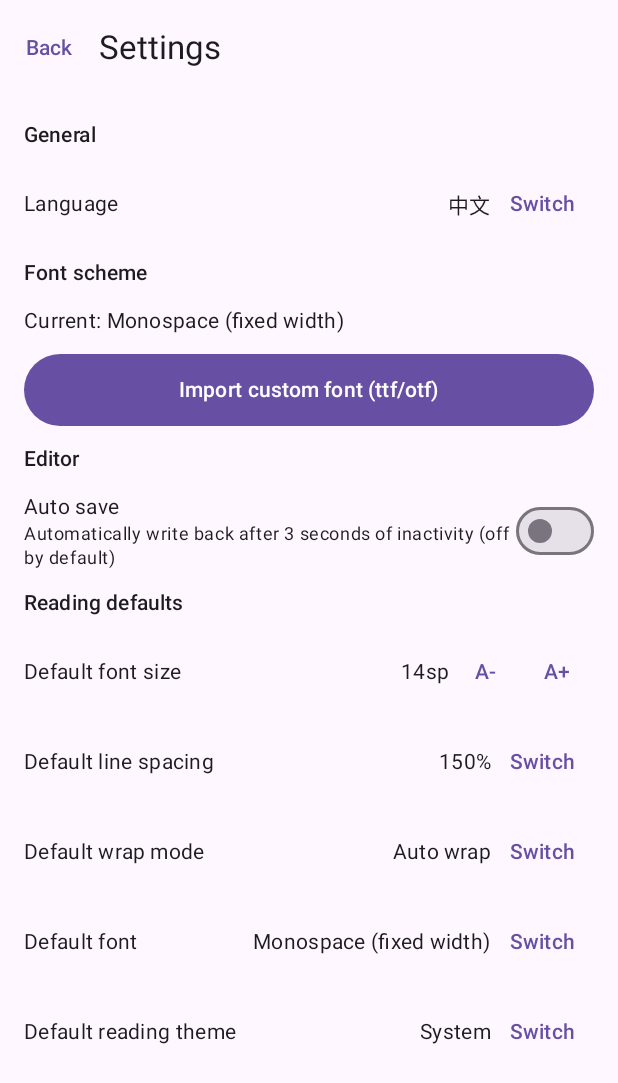
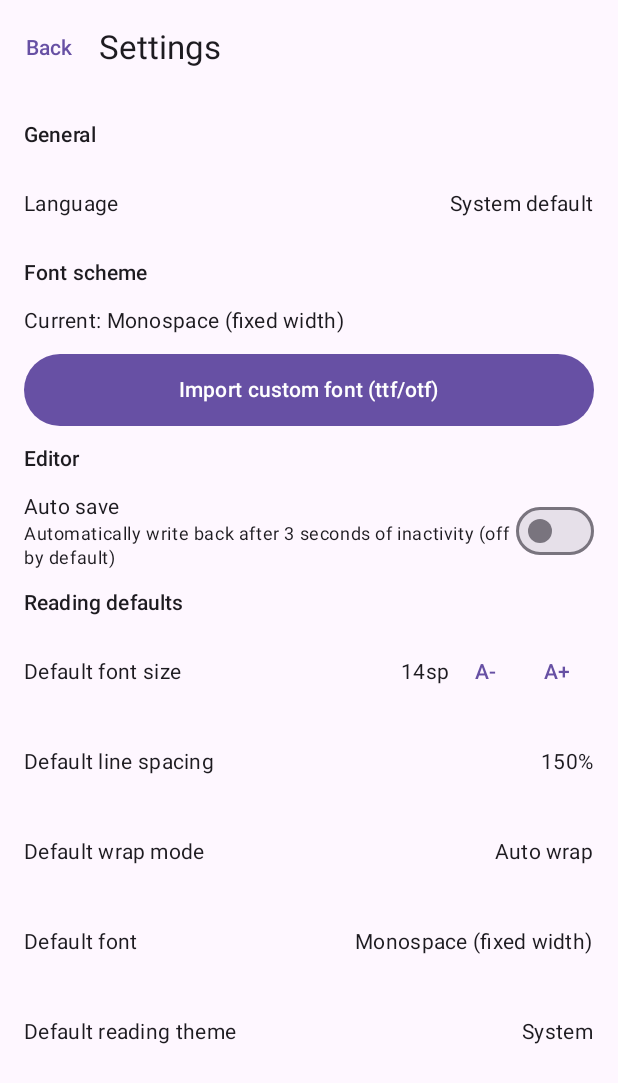
Before and after one commit to qingfengmidian/sample-note, an Android app built with Jetpack Compose: the SettingsScreen screen opened through its navigation route, after a tap on "A-", on a phone screen of 412 x 824 dp. Shown: the top 1083 px of the screen. Run offline under Robolectric (Android 15) with nearby library versions, the phone set to English and light mode, and no system bars; our stand-ins replace Room's generated code; 1 other tap on this screen came first.

Commit message:
feat: M17 设置项选项列表交互 + 语言确认重启（OpenCode 实现 + Kimi 审查处置，单测 281/0/1skip）
- OptionPickerRow 单选对话框替代 CycleSettingRow 循环（五行）；语言选定→确认框→先落库再重建
- 删 CycleSettingRow/next*/LocaleSwitcher.next 死代码；三新字符串键中英同键
- SettingsRepository DataStore 按 applicationContext 缓存（消除 Robolectric 用例串数据，生产语义等价）
- 审查处置：核实 assertExists 单匹配后保留模态隔离语义；移除行值待确认档显示；测试断言强化
- 审查记录 docs/collab/reviews/m17-review.md；红→绿过程：3639091（8 红 2 绿）→ 本提交（281/0/1skip）

```diff
--- a/app/src/main/java/com/sample/docreader/core/settings/SettingsRepository.kt
+++ b/app/src/main/java/com/sample/docreader/core/settings/SettingsRepository.kt
@@ -2,12 +2,13 @@ package com.sample.docreader.core.settings
 
 import android.content.Context
 import androidx.datastore.core.DataStore
+import androidx.datastore.preferences.core.PreferenceDataStoreFactory
 import androidx.datastore.preferences.core.Preferences
 import androidx.datastore.preferences.core.booleanPreferencesKey
 import androidx.datastore.preferences.core.edit
 import androidx.datastore.preferences.core.intPreferencesKey
 import androidx.datastore.preferences.core.stringPreferencesKey
-import androidx.datastore.preferences.preferencesDataStore
+import androidx.datastore.preferences.preferencesDataStoreFile
 import com.sample.docreader.core.model.AppLanguage
 import com.sample.docreader.core.model.ReaderFont
 import com.sample.docreader.core.model.ReadingSettings
@@ -16,7 +17,21 @@ import com.sample.docreader.core.model.WrapMode
 import kotlinx.coroutines.flow.Flow
 import kotlinx.coroutines.flow.map
 
-private val Context.settingsDataStore: DataStore<Preferences> by preferencesDataStore(name = "settings")
+/**
+ * DataStore 实例按 `applicationContext` 缓存（M17 由单例委托改造）：同一进程内每应用一份，
+ * 生产语义不变；Robolectric 每个测试方法会重建 Application，故各方法获得独立实例与独立文件，
+ * 避免 settings 数据跨用例串文件（TC-UI-19/17 需要「默认值」类用例独立）。
+ */
+private val settingsDataStores = java.util.WeakHashMap<Context, DataStore<Preferences>>()
+
+private fun Context.settingsDataStore(): DataStore<Preferences> =
+    synchronized(settingsDataStores) {
+        settingsDataStores.getOrPut(applicationContext) {
+            PreferenceDataStoreFactory.create(
+                produceFile = { applicationContext.preferencesDataStoreFile("settings") }
+            )
+        }
+    }
 
 /**
  * 全局阅读/显示设置仓库（DataStore Preferences）。
@@ -27,7 +42,7 @@ private val Context.settingsDataStore: DataStore<Preferences> by preferencesData
 class SettingsRepository(
     private val dataStore: DataStore<Preferences>
 ) {
-    constructor(context: Context) : this(context.settingsDataStore)
+    constructor(context: Context) : this(context.settingsDataStore())
 
     private object Keys {
         val FONT_SIZE_SP = intPreferencesKey("font_size_sp")
--- a/app/src/main/java/com/sample/docreader/ui/SettingsScreen.kt
+++ b/app/src/main/java/com/sample/docreader/ui/SettingsScreen.kt
@@ -4,6 +4,7 @@ import android.app.Activity
 import android.graphics.Typeface
 import androidx.activity.compose.rememberLauncherForActivityResult
 import androidx.activity.result.contract.ActivityResultContracts
+import androidx.compose.foundation.clickable
 import androidx.compose.foundation.layout.Arrangement
 import androidx.compose.foundation.layout.Column
 import androidx.compose.foundation.layout.Row
@@ -12,10 +13,13 @@ import androidx.compose.foundation.layout.fillMaxSize
 import androidx.compose.foundation.layout.fillMaxWidth
 import androidx.compose.foundation.layout.padding
 import androidx.compose.foundation.rememberScrollState
+import androidx.compose.foundation.selection.selectable
 import androidx.compose.foundation.verticalScroll
+import androidx.compose.material3.AlertDialog
 import androidx.compose.material3.Button
 import androidx.compose.material3.ExperimentalMaterial3Api
 import androidx.compose.material3.MaterialTheme
+import androidx.compose.material3.RadioButton
 import androidx.compose.material3.Scaffold
 import androidx.compose.material3.Switch
 import androidx.compose.material3.Text
@@ -31,6 +35,7 @@ import androidx.compose.ui.Alignment
 import androidx.compose.ui.Modifier
 import androidx.compose.ui.platform.LocalContext
 import androidx.compose.ui.res.stringResource
+import androidx.compose.ui.semantics.clearAndSetSemantics
 import androidx.compose.ui.semantics.contentDescription
 import androidx.compose.ui.semantics.semantics
 import androidx.compose.ui.unit.dp
@@ -53,9 +58,10 @@ import java.util.UUID
 /**
  * 设置页（M4）：自定义字体导入（SAF 选 ttf/otf → 复制到 files/fonts/ → Typeface 预验证 → 存路径）。
  * 全局阅读默认项（M8a，F4.3/TC-F4-03）：默认字号/行距/换行/字体/主题，修改即时经 SettingsRepository
- * 持久化；档位序列与阅读页 ReaderViewModel（stepFontSize/cycleLineHeight/cycleFont/cycleTheme）完全一致，
+ * 持久化；M17 起行距/换行/字体/主题改为选项列表交互（点击行唤单选对话框，点选即生效，TC-UI-19），
  * 阅读页订阅同一份 settings flow，新打开的文件自然应用新默认值。
- * M16（F4.9）：顶部「通用」小节的语言行（跟随系统/中文/英文）写独立 DataStore 键并即时重建生效。
+ * M16（F4.9）：顶部「通用」小节的语言行（跟随系统/中文/英文）写独立 DataStore 键；
+ * M17 起改为选项对话框 + 确认重启（决策 D-2026-09-19-02）。
  */
 @OptIn(ExperimentalMaterial3Api::class)
 @Composable
@@ -67,6 +73,11 @@ fun SettingsScreen(onBack: () -> Unit) {
     val language by repository.appLanguage.collectAsStateWithLifecycle(initialValue = AppLanguage.SYSTEM)
     val scope = rememberCoroutineScope()
     var message by remember { mutableStateOf<String?>(null) }
+    // M17（F4.9/决策 D-2026-09-19-02）：语言选项选定但尚未确认的档位；非空即弹确认重启框
+    var pendingLanguage by remember { mutableStateOf<AppLanguage?>(null) }
+    // M17：当前打开的选项对话框（单一状态源）；对话框打开期间背景行值不进入语义树（模态隔离，见 OptionPickerRow）
+    var openPicker by remember { mutableStateOf<SettingsPicker?>(null) }
+    val showRowValues = openPicker == null
 
     fun importFont(uri: android.net.Uri) {
         scope.launch {
@@ -110,26 +121,18 @@ fun SettingsScreen(onBack: () -> Unit) {
                 .padding(16.dp),
             verticalArrangement = Arrangement.spacedBy(12.dp)
         ) {
-            // F4.9/M16：应用内语言（跟随系统/中文/English），选中即时持久化；<33 自行重建，33+ 由框架重建
+            // F4.9/M17：应用内语言（跟随系统/中文/English）选项对话框；选定不同档 → 确认重启框，确认后先落库再重建
             Text(stringResource(R.string.settings_general_section), style = MaterialTheme.typography.titleSmall)
-            CycleSettingRow(
+            OptionPickerRow(
                 title = stringResource(R.string.settings_language),
-                value = when (language) {
-                    AppLanguage.SYSTEM -> stringResource(R.string.settings_language_system)
-                    AppLanguage.ZH -> stringResource(R.string.settings_language_zh)
-                    AppLanguage.EN -> stringResource(R.string.settings_language_en)
-                },
-                onClick = {
-                    val next = LocaleSwitcher.next(language)
-                    scope.launch {
-                        // 先落库再切换：重建时 attachBaseContext 必须读到新值。
-                        // 33+ 交由框架重建；框架不可用（含 API<33）则自行重建，保证「即时生效」
-                        repository.saveAppLanguage(next)
-                        if (!LocaleSwitcher.applyToFramework(context, next)) {
-                            (context as? Activity)?.recreate()
-                        }
-                    }
-                }
+                value = languageLabel(language),
+                options = AppLanguage.entries,
+                optionLabel = { languageLabel(it) },
+                isSelected = { it == language },
+                onSelect = { selected -> if (selected != language) pendingLanguage = selected },
+                expanded = openPicker == SettingsPicker.LANGUAGE,
+                onExpandedChange = { open -> openPicker = if (open) SettingsPicker.LANGUAGE else null },
+                showValue = showRowValues
             )
             Text(stringResource(R.string.settings_font_scheme), style = MaterialTheme.typography.titleSmall)
             Text(
@@ -174,7 +177,7 @@ fun SettingsScreen(onBack: () -> Unit) {
                     scope.launch { repository.save(settings.copy(autoSave = enabled)) }
                 }
             )
-            // 全局阅读默认项（F4.3/TC-F4-03，M8a）：档位逻辑与 ReaderViewModel 完全一致，即时持久化
+            // 全局阅读默认项（F4.3/TC-F4-03，M8a）：选项列表交互（M17/TC-UI-19），点选即持久化
             Text(stringResource(R.string.settings_reading_defaults), style = MaterialTheme.typography.titleSmall)
             FontSizeSettingRow(
                 fontSizeSp = settings.fontSizeSp,
@@ -182,42 +185,89 @@ fun SettingsScreen(onBack: () -> Unit) {
                     scope.launch { repository.save(settings.copy(fontSizeSp = stepFontSize(settings.fontSizeSp, delta))) }
                 }
             )
-            CycleSettingRow(
+            OptionPickerRow(
                 title = stringResource(R.string.settings_default_line_spacing),
                 value = "${settings.lineHeightPercent}%",
-                onClick = {
-                    scope.launch {
-                        repository.save(settings.copy(lineHeightPercent = nextLineHeight(settings.lineHeightPercent)))
-                    }
-                }
+                options = ReaderViewModel.LINE_HEIGHT_STEPS,
+                optionLabel = { "$it%" },
+                isSelected = { it == settings.lineHeightPercent },
+                onSelect = { percent -> scope.launch { repository.save(settings.copy(lineHeightPercent = percent)) } },
+                expanded = openPicker == SettingsPicker.LINE_HEIGHT,
+                onExpandedChange = { open -> openPicker = if (open) SettingsPicker.LINE_HEIGHT else null },
+                showValue = showRowValues
             )
-            CycleSettingRow(
+            OptionPickerRow(
                 title = stringResource(R.string.settings_default_wrap_mode),
                 value = if (settings.wrapMode == WrapMode.WRAP) stringResource(R.string.reader_auto_wrap)
                 else stringResource(R.string.reader_no_wrap),
-                onClick = {
-                    scope.launch {
-                        repository.save(
-                            settings.copy(
-                                wrapMode = if (settings.wrapMode == WrapMode.WRAP) WrapMode.NO_WRAP else WrapMode.WRAP
-                            )
-                        )
-                    }
-                }
+                options = listOf(WrapMode.WRAP, WrapMode.NO_WRAP),
+                optionLabel = {
+                    if (it == WrapMode.WRAP) stringResource(R.string.reader_auto_wrap)
+                    else stringResource(R.string.reader_no_wrap)
+                },
+                isSelected = { it == settings.wrapMode },
+                onSelect = { mode -> scope.launch { repository.save(settings.copy(wrapMode = mode)) } },
+                expanded = openPicker == SettingsPicker.WRAP,
+                onExpandedChange = { open -> openPicker = if (open) SettingsPicker.WRAP else null },
+                showValue = showRowValues
             )
-            CycleSettingRow(
+            OptionPickerRow(
                 title = stringResource(R.string.settings_default_font),
                 value = fontLabel(settings.font),
-                onClick = {
-                    // G2（M10）：customFontPath 非空时循环序列纳入 CUSTOM（与 ReaderViewModel.cycleFont 一致）
-                    scope.launch { repository.save(settings.copy(font = nextFont(settings.font, settings.customFontPath))) }
-                }
+                // G2（M10）：customFontPath 非空时选项序列追加 CUSTOM（切离 CUSTOM 不删文件，允许切回）
+                options = if (settings.customFontPath != null) {
+                    listOf(ReaderFont.CODE, ReaderFont.SERIF, ReaderFont.SANS, ReaderFont.CUSTOM)
+                } else {
+                    listOf(ReaderFont.CODE, ReaderFont.SERIF, ReaderFont.SANS)
+                },
+                optionLabel = { fontLabel(it) },
+                isSelected = { it == settings.font },
+                onSelect = { font -> scope.launch { repository.save(settings.copy(font = font)) } },
+                expanded = openPicker == SettingsPicker.FONT,
+                onExpandedChange = { open -> openPicker = if (open) SettingsPicker.FONT else null },
+                showValue = showRowValues
             )
-            CycleSettingRow(
+            OptionPickerRow(
                 title = stringResource(R.string.settings_default_theme),
                 value = themeLabel(settings.theme),
-                onClick = { scope.launch { repository.save(settings.copy(theme = nextTheme(settings.theme))) } }
+                options = listOf(null, ReadingTheme.DEFAULT, ReadingTheme.EYE_CARE,
+                    ReadingTheme.SOFT_LIGHT, ReadingTheme.NIGHT),
+                optionLabel = { themeLabel(it) },
+                isSelected = { it == settings.theme },
+                onSelect = { theme -> scope.launch { repository.save(settings.copy(theme = theme)) } },
+                expanded = openPicker == SettingsPicker.THEME,
+                onExpandedChange = { open -> openPicker = if (open) SettingsPicker.THEME else null },
+                showValue = showRowValues
             )
+
+            // M17（F4.9/决策 D-2026-09-19-02）：语言确认重启框；「取消」不落库，「立即重启」先落库再重建
+            pendingLanguage?.let { target ->
+                AlertDialog(
+                    onDismissRequest = { pendingLanguage = null },
+                    title = { Text(stringResource(R.string.settings_language_restart_title)) },
+                    text = { Text(stringResource(R.string.settings_language_restart_message)) },
+                    confirmButton = {
+                        TextButton(
+                            onClick = {
+                                pendingLanguage = null
+                                scope.launch {
+                                    // 先落库再切换：重建时 attachBaseContext 必须读到新值。
+                                    // 33+ 交由框架重建；框架不可用（含 API<33）则自行重建，保证「即时生效」
+                                    repository.saveAppLanguage(target)
+                                    if (!LocaleSwitcher.applyToFramework(context, target)) {
+                                        (context as? Activity)?.recreate()
+                                    }
+                                }
+                            }
+                        ) { Text(stringResource(R.string.common_restart_now)) }
+                    },
+                    dismissButton = {
+                        TextButton(onClick = { pendingLanguage = null }) {
+                            Text(stringResource(R.string.common_cancel))
+                        }
+                    }
+                )
+            }
         }
     }
 }
@@ -318,26 +368,85 @@ private fun FontSizeSettingRow(fontSizeSp: Int, onStep: (Int) -> Unit) {
 }
 
 /**
- * 循环切换设置行（F4.3/TC-F4-03）：行距/换行模式/字体/主题通用。
- * 切换按钮 contentDescription 与行文本同名（约定见 SettingsGlobalTest），可点击目标 ≥ 48dp。
+ * 设置页五个选项列表行（M17，单一对话框状态源；任一对话框打开时隐藏全部背景行值语义，
+ * 避免与对话框选项文本在语义树重复——如语言行值「跟随系统」与主题对话框选项同字面）。
+ */
+private enum class SettingsPicker { LANGUAGE, LINE_HEIGHT, WRAP, FONT, THEME }
+
+/**
+ * 选项列表设置行（M17，F4.3/TC-UI-19，决策 D-2026-09-19-01）：整行可点（≥48dp），行尾显示当前值；
+ * 点击唤出单选对话框（标题 = 行标题），列出全部可选值并标记当前值，点选即回调并关闭。
+ * [expanded]/[onExpandedChange] 由调用方统一持有：任一选项对话框打开时全部背景行值不进入语义树
+ * （[showValue] = false，视觉保留）——模态弹层打开时背景不进入无障碍树，同时避免背景行值与对话框选项
+ * 文本在语义树重名（如「150%」「跟随系统」）。红测试据此以单匹配断言直达对话框选项（见 SettingsOptionPickerTest）。
  */
 @Composable
-private fun CycleSettingRow(title: String, value: String, onClick: () -> Unit) {
+private fun <T> OptionPickerRow(
+    title: String,
+    value: String,
+    options: List<T>,
+    optionLabel: @Composable (T) -> String,
+    isSelected: (T) -> Boolean,
+    onSelect: (T) -> Unit,
+    expanded: Boolean,
+    onExpandedChange: (Boolean) -> Unit,
+    showValue: Boolean,
+) {
     Row(
         modifier = Modifier
             .fillMaxWidth()
-            .defaultMinSize(minHeight = 48.dp),
+            .defaultMinSize(minHeight = 48.dp)
+            .clickable { onExpandedChange(true) },
         verticalAlignment = Alignment.CenterVertically
     ) {
         Text(title, style = MaterialTheme.typography.bodyMedium, modifier = Modifier.weight(1f))
-        Text(value, style = MaterialTheme.typography.bodyMedium)
-        TextButton(
-            onClick = onClick,
-            modifier = Modifier
-                .defaultMinSize(minWidth = 48.dp, minHeight = 48.dp)
-                .semantics { contentDescription = title }
-        ) { Text(stringResource(R.string.common_switch)) }
+        Text(
+            value,
+            style = MaterialTheme.typography.bodyMedium,
+            // 对话框打开期间保留行值视觉、仅退出语义树（模态隔离，见 kdoc）
+            modifier = if (showValue) Modifier else Modifier.clearAndSetSemantics {}
+        )
     }
+    if (expanded) {
+        AlertDialog(
+            onDismissRequest = { onExpandedChange(false) },
+            title = { Text(title) },
+            text = {
+                Column(modifier = Modifier.verticalScroll(rememberScrollState())) {
+                    options.forEach { option ->
+                        Row(
+                            modifier = Modifier
+                                .fillMaxWidth()
+                                .defaultMinSize(minHeight = 48.dp)
+                                .selectable(
+                                    selected = isSelected(option),
+                                    onClick = {
+                                        onSelect(option)
+                                        onExpandedChange(false)
+                                    }
+                                ),
+                            verticalAlignment = Alignment.CenterVertically
+                        ) {
+                            RadioButton(selected = isSelected(option), onClick = null)
+                            Text(optionLabel(option), style = MaterialTheme.typography.bodyMedium)
+                        }
+                    }
+                }
+            },
+            confirmButton = {},
+            dismissButton = {
+                TextButton(onClick = { onExpandedChange(false) }) { Text(stringResource(R.string.common_cancel)) }
+            }
+        )
+    }
+}
+
+/** 语言档位标签（跟随系统/中文/English）；语言行值与选项共用 */
+@Composable
+private fun languageLabel(language: AppLanguage): String = when (language) {
+    AppLanguage.SYSTEM -> stringResource(R.string.settings_language_system)
+    AppLanguage.ZH -> stringResource(R.string.settings_language_zh)
+    AppLanguage.EN -> stringResource(R.string.settings_language_en)
 }
 
 /** 字号档位步进（12/14/16/18/20/22/24），到端点 clamp；与 ReaderViewModel.stepFontSize 同一套档位常量 */
@@ -345,33 +454,6 @@ private fun stepFontSize(current: Int, delta: Int): Int {
     val steps = ReaderViewModel.FONT_SIZE_STEPS
     val index = steps.indexOf(current).coerceAtLeast(0)
     return steps[(index + delta).coerceIn(0, steps.lastIndex)]
-}
-
-/** 行距档位循环：120→150→180→200（与 ReaderViewModel.cycleLineHeight 一致） */
-private fun nextLineHeight(current: Int): Int {
-    val steps = ReaderViewModel.LINE_HEIGHT_STEPS
-    val index = steps.indexOf(current)
-    return steps[(index + 1).mod(steps.size)]
-}
-
-/**
- * 字体循环：代码→衬线→无衬线；G2（M10）：customFontPath 非空时序列追加 CUSTOM。
- * 与 ReaderViewModel.cycleFont 一致。
- */
-private fun nextFont(current: ReaderFont, customFontPath: String? = null): ReaderFont {
-    val order = if (customFontPath != null) {
-        listOf(ReaderFont.CODE, ReaderFont.SERIF, ReaderFont.SANS, ReaderFont.CUSTOM)
-    } else {
-        listOf(ReaderFont.CODE, ReaderFont.SERIF, ReaderFont.SANS)
-    }
-    return order[(order.indexOf(current) + 1).mod(order.size)]
-}
-
-/** 主题循环：跟随系统→默认白→护眼绿→柔光米黄→夜间黑（与 ReaderViewModel.cycleTheme 一致） */
-private fun nextTheme(current: ReadingTheme?): ReadingTheme? {
-    val order = listOf(null, ReadingTheme.DEFAULT, ReadingTheme.EYE_CARE,
-        ReadingTheme.SOFT_LIGHT, ReadingTheme.NIGHT)
-    return order[(order.indexOf(current) + 1).mod(order.size)]
 }
 
 @Composable
--- a/app/src/main/res/values/strings.xml
+++ b/app/src/main/res/values/strings.xml
@@ -12,6 +12,7 @@
     <string name="common_discard">Discard</string>
     <string name="common_delete">Delete</string>
     <string name="common_switch">Switch</string>
+    <string name="common_restart_now">Restart now</string>
     <string name="common_state_selected">Selected</string>
     <string name="common_state_unselected">Not selected</string>
 
@@ -92,6 +93,8 @@
     <string name="settings_language_system">System default</string>
     <string name="settings_language_zh">中文</string>
     <string name="settings_language_en">English</string>
+    <string name="settings_language_restart_title">Switch language</string>
+    <string name="settings_language_restart_message">Switching language requires restarting the app. Restart now?</string>
     <string name="settings_font_scheme">Font scheme</string>
     <string name="settings_current">Current: %1$s</string>
     <string name="settings_custom_font_enabled">Custom font enabled</string>
```
Also changed, not shown: app/src/main/java/com/sample/docreader/core/settings/LocaleSwitcher.kt (+0 -7 lines), 5 other files.
